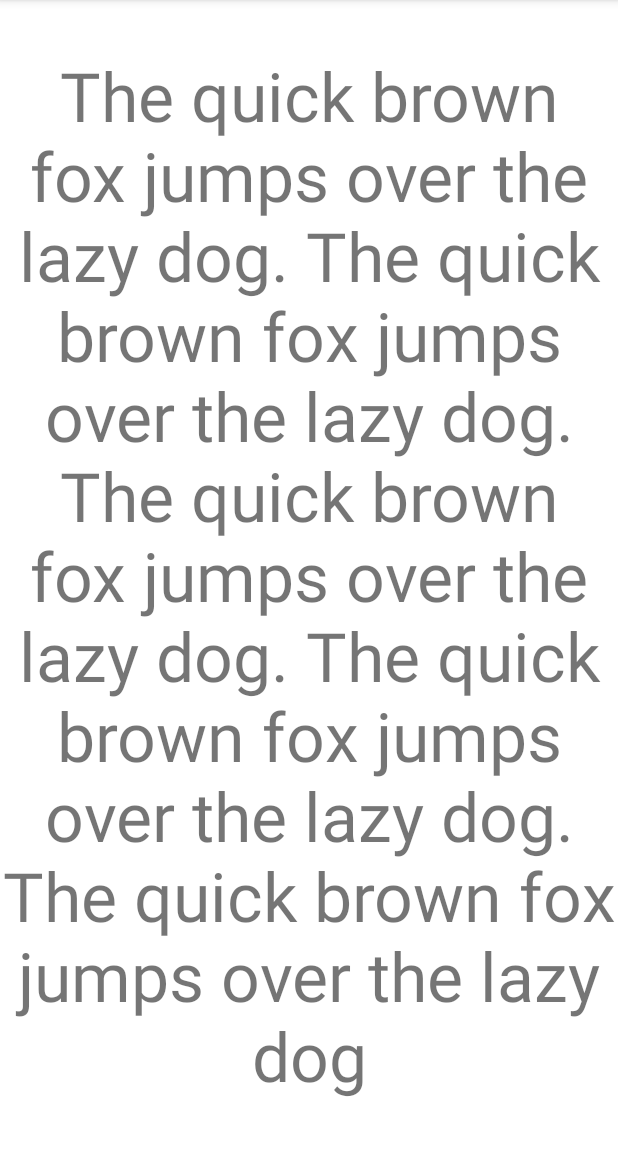
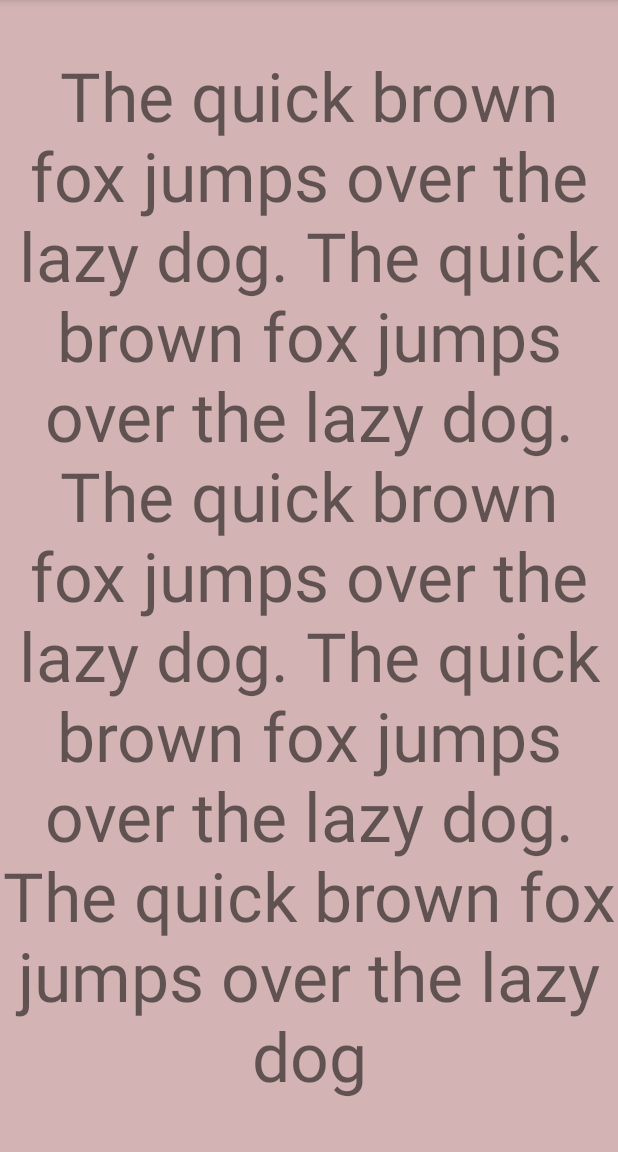
Before and after one commit to hungnb94/blur-background, an Android app: the SecondActivity screen opened directly, with no data from a screen before it, on a phone screen of 412 x 824 dp, the part 84-1236 px from its top. Run offline under Robolectric (Android 15) with nearby library versions, the phone set to English and light mode, and no system bars.

Commit message:
Random background color based on night mode

```diff
--- a/app/src/main/java/com/hb/myapplication/MainActivity.kt
+++ b/app/src/main/java/com/hb/myapplication/MainActivity.kt
@@ -2,30 +2,49 @@ package com.hb.myapplication
 
 import android.Manifest
 import android.content.Intent
+import android.graphics.Color
 import android.os.Bundle
+import android.view.ViewGroup
 import android.widget.TextView
 import androidx.activity.enableEdgeToEdge
 import androidx.appcompat.app.AppCompatActivity
 import androidx.core.view.ViewCompat
 import androidx.core.view.WindowInsetsCompat
 import leoh.screenshot.protector.ScreenshotProtector
+import leoh.screenshot.protector.extension.isNightMode
+import java.util.Random
 
 open class MainActivity : AppCompatActivity() {
     lateinit var textView: TextView
+    private lateinit var container: ViewGroup
 
     override fun onCreate(savedInstanceState: Bundle?) {
         super.onCreate(savedInstanceState)
         enableEdgeToEdge()
         ScreenshotProtector.protect(this)
         setContentView(R.layout.activity_main)
-        ViewCompat.setOnApplyWindowInsetsListener(findViewById(R.id.main)) { v, insets ->
+        container = findViewById(R.id.main)
+        ViewCompat.setOnApplyWindowInsetsListener(container) { v, insets ->
             val systemBars = insets.getInsets(WindowInsetsCompat.Type.systemBars())
             v.setPadding(systemBars.left, systemBars.top, systemBars.right, systemBars.bottom)
             insets
         }
+        container.setBackgroundColor(randomBackgroundColor())
         textView = findViewById(R.id.tvMessage)
         textView.setOnClickListener {
             startActivity(Intent(this, SecondActivity::class.java))
+            finish()
+        }
+    }
+
+    private fun randomBackgroundColor(): Int {
+        val rnd = Random()
+        val range = 120
+        if (isNightMode) {
+            return Color.rgb(rnd.nextInt(range), rnd.nextInt(range), rnd.nextInt(range))
+        } else {
+            val base = 255 - range
+            return Color.rgb(base + rnd.nextInt(range), base + rnd.nextInt(range), base + rnd.nextInt(range))
         }
     }
 
--- a/app/src/main/java/com/hb/myapplication/SecondActivity.kt
+++ b/app/src/main/java/com/hb/myapplication/SecondActivity.kt
@@ -5,9 +5,6 @@ import android.os.Bundle
 class SecondActivity : MainActivity() {
     override fun onCreate(savedInstanceState: Bundle?) {
         super.onCreate(savedInstanceState)
-        textView.setOnClickListener {
-            showConfirmationDialog()
-        }
         showConfirmationDialog()
         requestOnePermission()
     }
```
